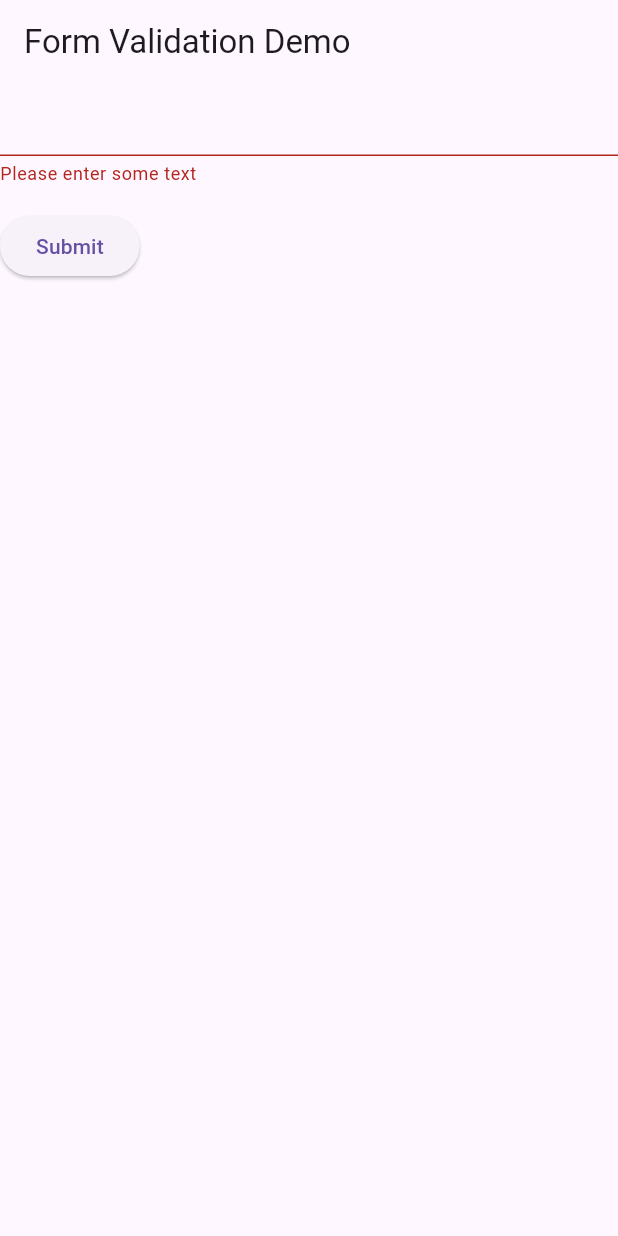
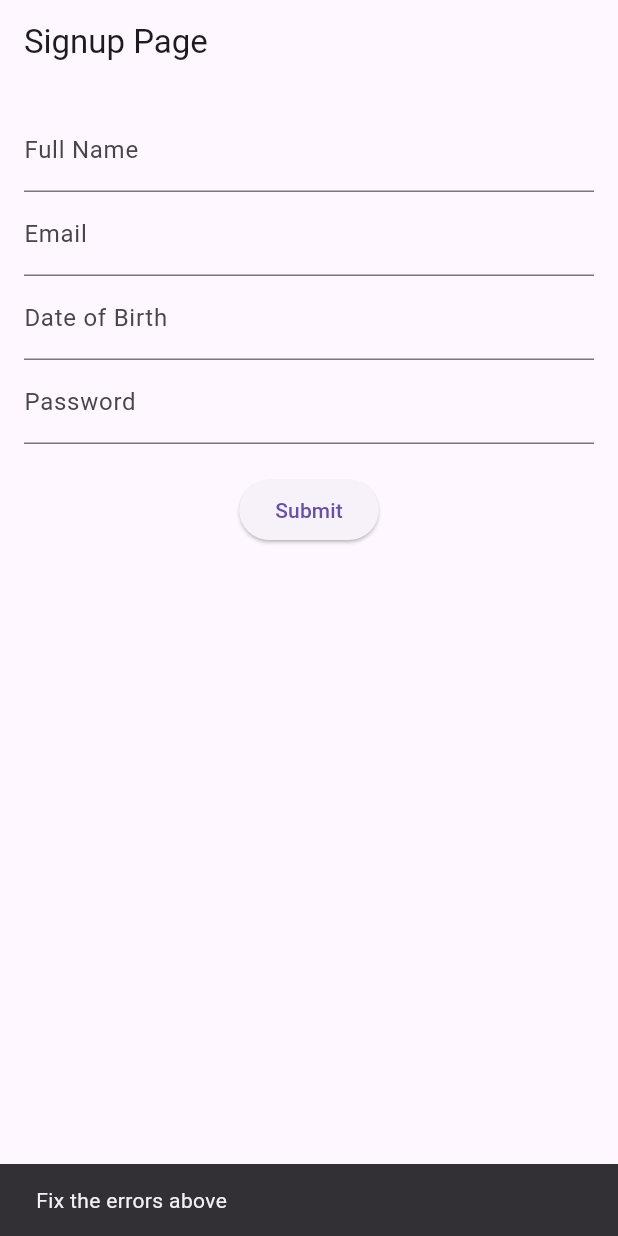
Before and after one commit to MAD743/MAD_sign-up_page, a Flutter app: the screen it shows after launch, after a tap on "Submit", on a phone screen of 412 x 824 dp. Run offline on Flutter 3.47's test engine with Material 3 defaults, Android fonts, the phone set to English and light mode, and no system bars; drawn by our look-alikes of flutter_form_builder; our stand-ins replace form_builder_validators.

Commit message:
Re-used code from previous repository (deleted due to VScode error)

```diff
--- a/lib/main.dart
+++ b/lib/main.dart
@@ -1,80 +1,117 @@
 import 'package:flutter/material.dart';
+import 'package:flutter_form_builder/flutter_form_builder.dart';
+import 'package:form_builder_validators/form_builder_validators.dart';
 
-void main() => runApp(const MyApp());
+void main() {
+  runApp(const MyApp());
+}
 
 class MyApp extends StatelessWidget {
   const MyApp({super.key});
 
   @override
   Widget build(BuildContext context) {
-    const appTitle = 'Form Validation Demo';
+    return MaterialApp(
+      title: 'Signup Form',
+      debugShowCheckedModeBanner: false,
+      home: const SignupPage(),
+    );
+  }
+}
 
-    return MaterialApp(
-      title: appTitle,
-      home: Scaffold(
-        appBar: AppBar(
-          title: const Text(appTitle),
+class SignupPage extends StatefulWidget {
+  const SignupPage({super.key});
+
+  @override
+  State<SignupPage> createState() => _SignupPageState();
+}
+
+class _SignupPageState extends State<SignupPage> {
+  final _formKey = GlobalKey<FormBuilderState>();
+
+  @override
+  Widget build(BuildContext context) {
+    return Scaffold(
+      appBar: AppBar(title: const Text("Signup Page")),
+      body: Padding(
+        padding: const EdgeInsets.all(16.0),
+        child: FormBuilder(
+          key: _formKey,
+          child: Column(
+            children: [
+              FormBuilderTextField(
+                name: 'name',
+                decoration: const InputDecoration(labelText: 'Full Name'),
+                validator: FormBuilderValidators.compose([
+                  FormBuilderValidators.required(),
+                  FormBuilderValidators.minLength(2),
+                ]),
+              ),
+              FormBuilderTextField(
+                name: 'email',
+                decoration: const InputDecoration(labelText: 'Email'),
+                validator: FormBuilderValidators.compose([
+                  FormBuilderValidators.required(),
+                  FormBuilderValidators.email(),
+                ]),
+              ),
+              FormBuilderDateTimePicker(
+                name: 'dob',
+                inputType: InputType.date,
+                decoration: const InputDecoration(labelText: 'Date of Birth'),
+                lastDate: DateTime.now(),
+                validator: FormBuilderValidators.required(),
+              ),
+              FormBuilderTextField(
+                name: 'password',
+                obscureText: true,
+                decoration: const InputDecoration(labelText: 'Password'),
+                validator: FormBuilderValidators.compose([
+                  FormBuilderValidators.required(),
+                  FormBuilderValidators.minLength(8),
+                  FormBuilderValidators.match(
+                    RegExp(r'^(?=.*[A-Za-z])(?=.*\d)[A-Za-z\d]+$'),
+                    errorText: 'Password must contain letters and numbers.',
+                  ),
+                ]),
+              ),
+              const SizedBox(height: 20),
+              ElevatedButton(
+                onPressed: () {
+                  if (_formKey.currentState?.saveAndValidate() ?? false) {
+                    Navigator.push(
+                      context,
+                      MaterialPageRoute(
+                          builder: (context) => const SuccessPage()),
+                    );
+                  } else {
+                    ScaffoldMessenger.of(context).showSnackBar(
+                      const SnackBar(content: Text('Fix the errors above')),
+                    );
+                  }
+                },
+                child: const Text("Submit"),
+              ),
+            ],
+          ),
         ),
-        body: const MyCustomForm(),
       ),
     );
   }
 }
 
-// Create a Form widget.
-class MyCustomForm extends StatefulWidget {
-  const MyCustomForm({super.key});
-
-  @override
-  MyCustomFormState createState() {
-    return MyCustomFormState();
-  }
-}
-
-// Create a corresponding State class.
-// This class holds data related to the form.
-class MyCustomFormState extends State<MyCustomForm> {
-  // Create a global key that uniquely identifies the Form widget
-  // and allows validation of the form.
-  //
-  // Note: This is a GlobalKey<FormState>,
-  // not a GlobalKey<MyCustomFormState>.
-  final _formKey = GlobalKey<FormState>();
+class SuccessPage extends StatelessWidget {
+  const SuccessPage({super.key});
 
   @override
   Widget build(BuildContext context) {
-    // Build a Form widget using the _formKey created above.
-    return Form(
-      key: _formKey,
-      child: Column(
-        crossAxisAlignment: CrossAxisAlignment.start,
-        children: [
-          TextFormField(
-            // The validator receives the text that the user has entered.
-            validator: (value) {
-              if (value == null || value.isEmpty) {
-                return 'Please enter some text';
-              }
-              return null;
-            },
-          ),
-          Padding(
-            padding: const EdgeInsets.symmetric(vertical: 16),
-            child: ElevatedButton(
-              onPressed: () {
-                // Validate returns true if the form is valid, or false otherwise.
-                if (_formKey.currentState!.validate()) {
-                  // If the form is valid, display a snackbar. In the real world,
-                  // you'd often call a server or save the information in a database.
-                  ScaffoldMessenger.of(context).showSnackBar(
-                    const SnackBar(content: Text('Processing Data')),
-                  );
-                }
-              },
-              child: const Text('Submit'),
-            ),
-          ),
-        ],
+    return Scaffold(
+      appBar: AppBar(title: const Text("Success")),
+      body: const Center(
+        child: Text(
+          "Signup Successful!",
+          style: TextStyle(fontSize: 24, fontWeight: FontWeight.bold),
+        ),
       ),
     );
   }
--- a/pubspec.yaml
+++ b/pubspec.yaml
@@ -30,6 +30,9 @@ environment:
 dependencies:
   flutter:
     sdk: flutter
+
+  flutter_form_builder: ^9.1.1
+  form_builder_validators: ^11.1.2
 
   # The following adds the Cupertino Icons font to your application.
   # Use with the CupertinoIcons class for iOS style icons.
```
Also changed, not shown: pubspec.lock.
